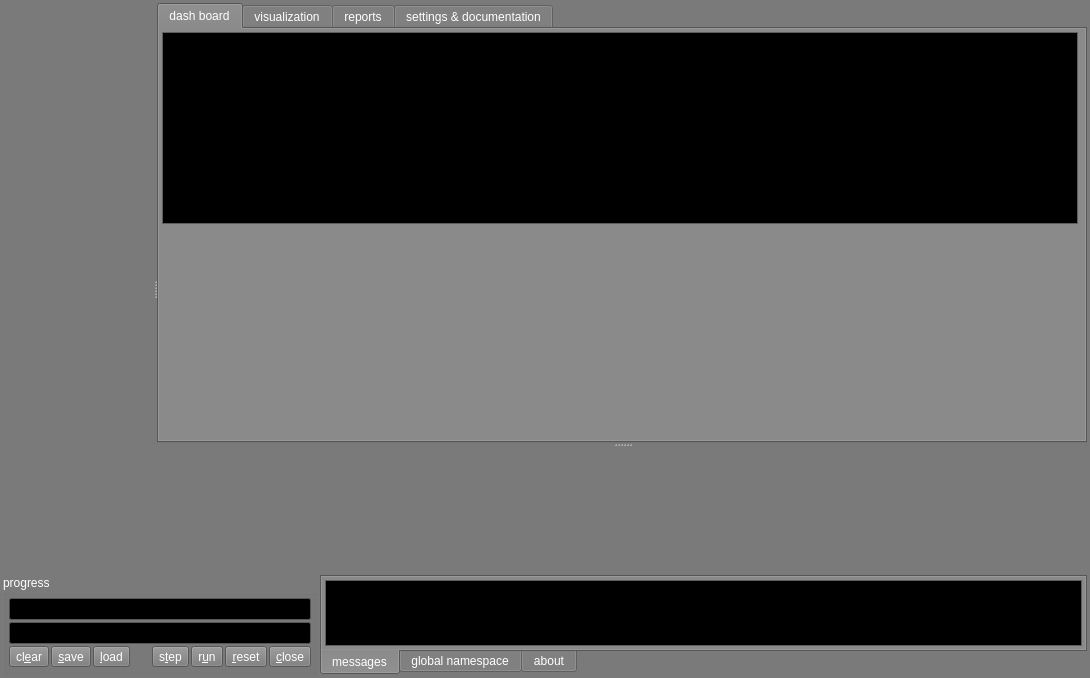
Old version of the form xvtkdlg.ui in the repository CDullin/xVTK.
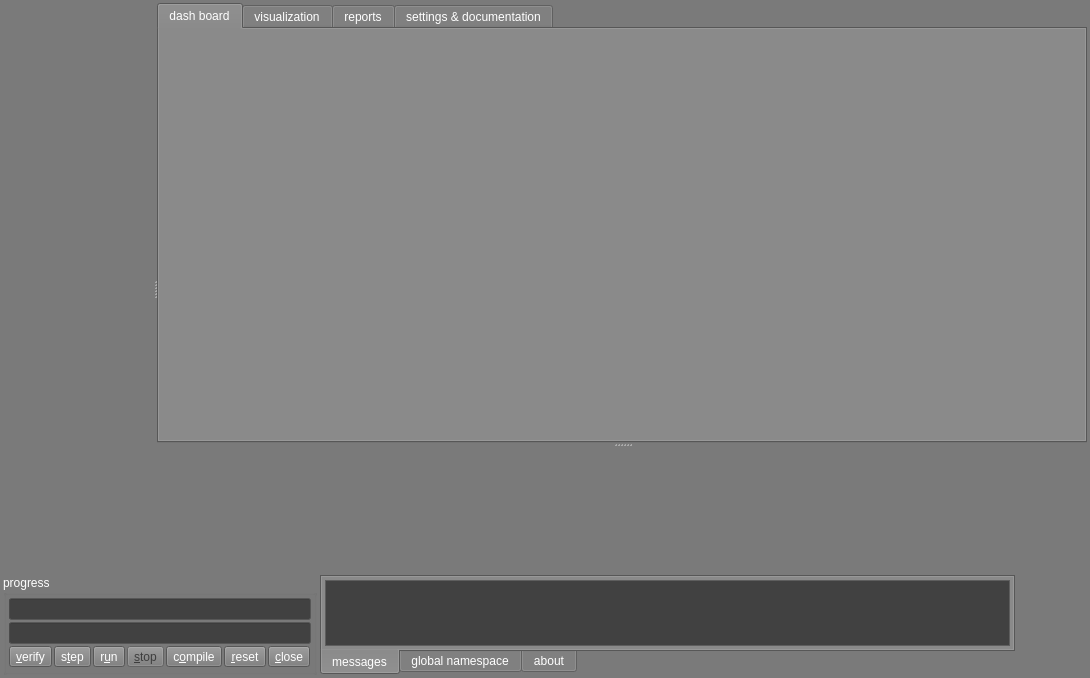
New version of the form. The open tabs and pages were chosen to show the change. Icons and pictures are not drawn. Custom widgets are drawn as their Qt base class.

```diff
--- a/xvtkdlg.ui
+++ b/xvtkdlg.ui
@@ -97,9 +97,9 @@
      <colorrole role="Base">
       <brush brushstyle="SolidPattern">
        <color alpha="255">
-        <red>0</red>
-        <green>0</green>
-        <blue>0</blue>
+        <red>65</red>
+        <green>65</green>
+        <blue>65</blue>
        </color>
       </brush>
      </colorrole>
@@ -252,9 +252,9 @@
      <colorrole role="Base">
       <brush brushstyle="SolidPattern">
        <color alpha="255">
-        <red>0</red>
-        <green>0</green>
-        <blue>0</blue>
+        <red>65</red>
+        <green>65</green>
+        <blue>65</blue>
        </color>
       </brush>
      </colorrole>
@@ -534,6 +534,12 @@
          <verstretch>0</verstretch>
         </sizepolicy>
        </property>
+       <property name="minimumSize">
+        <size>
+         <width>0</width>
+         <height>300</height>
+        </size>
+       </property>
        <property name="currentIndex">
         <number>0</number>
        </property>
@@ -541,25 +547,64 @@
         <attribute name="title">
          <string>dash board</string>
         </attribute>
-        <widget class="QGraphicsView" name="pDashBoardGV">
-         <property name="geometry">
-          <rect>
-           <x>3</x>
-           <y>3</y>
-           <width>916</width>
-           <height>192</height>
-          </rect>
+        <layout class="QVBoxLayout" name="verticalLayout_6">
+         <property name="spacing">
+          <number>3</number>
          </property>
-         <property name="dragMode">
-          <enum>QGraphicsView::ScrollHandDrag</enum>
+         <property name="sizeConstraint">
+          <enum>QLayout::SetDefaultConstraint</enum>
          </property>
-         <property name="resizeAnchor">
-          <enum>QGraphicsView::AnchorUnderMouse</enum>
+         <property name="leftMargin">
+          <number>3</number>
          </property>
-         <property name="viewportUpdateMode">
-          <enum>QGraphicsView::FullViewportUpdate</enum>
+         <property name="topMargin">
+          <number>3</number>
          </property>
-        </widget>
+         <property name="rightMargin">
+          <number>3</number>
+         </property>
+         <property name="bottomMargin">
+          <number>3</number>
+         </property>
+         <item>
+          <widget class="xVDashboardToolBar" name="pDashboardToolbar" native="true">
+           <property name="sizePolicy">
+            <sizepolicy hsizetype="MinimumExpanding" vsizetype="Fixed">
+             <horstretch>0</horstretch>
+             <verstretch>0</verstretch>
+            </sizepolicy>
+           </property>
+           <property name="minimumSize">
+            <size>
+             <width>0</width>
+             <height>25</height>
+            </size>
+           </property>
+           <property name="maximumSize">
+            <size>
+             <width>16777215</width>
+             <height>25</height>
+            </size>
+           </property>
+          </widget>
+         </item>
+         <item>
+          <widget class="QStackedWidget" name="pDashboardsStackWdgt">
+           <property name="sizePolicy">
+            <sizepolicy hsizetype="MinimumExpanding" vsizetype="MinimumExpanding">
+             <horstretch>0</horstretch>
+             <verstretch>0</verstretch>
+            </sizepolicy>
+           </property>
+           <property name="autoFillBackground">
+            <bool>false</bool>
+           </property>
+           <property name="currentIndex">
+            <number>-1</number>
+           </property>
+          </widget>
+         </item>
+        </layout>
        </widget>
        <widget class="QWidget" name="pMainVisTab">
         <attribute name="title">
@@ -704,37 +749,10 @@
             <item>
              <widget class="QToolButton" name="pClearTB">
               <property name="text">
-               <string>cl&amp;ear</string>
+               <string>&amp;verify</string>
               </property>
              </widget>
             </item>
-            <item>
-             <widget class="QToolButton" name="pSaveTB">
-              <property name="text">
-               <string>&amp;save</string>
-              </property>
-             </widget>
-            </item>
-            <item>
-             <widget class="QToolButton" name="pLoadTB">
-              <property name="text">
-               <string>&amp;load</string>
-              </property>
-             </widget>
-            </item>
-            <item>
-             <spacer name="horizontalSpacer">
-              <property name="orientation">
-               <enum>Qt::Horizontal</enum>
-              </property>
-              <property name="sizeHint" stdset="0">
-               <size>
-                <width>40</width>
-                <height>20</height>
-               </size>
-              </property>
-             </spacer>
-            </item>
             <item>
              <widget class="QToolButton" name="pStepTB">
               <property name="text">
@@ -749,6 +767,23 @@
               </property>
              </widget>
             </item>
+            <item>
+             <widget class="QToolButton" name="pStopTB">
+              <property name="enabled">
+               <bool>false</bool>
+              </property>
+              <property name="text">
+               <string>&amp;stop</string>
+              </property>
+             </widget>
+            </item>
+            <item>
+             <widget class="QToolButton" name="pCompileTB">
+              <property name="text">
+               <string>c&amp;ompile</string>
+              </property>
+             </widget>
+            </item>
             <item>
              <widget class="QToolButton" name="pResetTB">
               <property name="text">
@@ -1030,6 +1065,31 @@
        </widget>
       </widget>
      </item>
+     <item>
+      <widget class="xVClock" name="pClockWdgt">
+       <property name="sizePolicy">
+        <sizepolicy hsizetype="Fixed" vsizetype="Fixed">
+         <horstretch>0</horstretch>
+         <verstretch>0</verstretch>
+        </sizepolicy>
+       </property>
+       <property name="minimumSize">
+        <size>
+         <width>69</width>
+         <height>80</height>
+        </size>
+       </property>
+       <property name="maximumSize">
+        <size>
+         <width>69</width>
+         <height>80</height>
+        </size>
+       </property>
+       <property name="text">
+        <string/>
+       </property>
+      </widget>
+     </item>
     </layout>
    </item>
   </layout>
@@ -1063,6 +1123,28 @@
    <header location="global">xvsidepanelwdgt.h</header>
    <container>1</container>
   </customwidget>
+  <customwidget>
+   <class>xVDashboardToolBar</class>
+   <extends>QWidget</extends>
+   <header>xVDashboardToolBar.h</header>
+   <container>1</container>
+  </customwidget>
+  <customwidget>
+   <class>xVHelpBrowser</class>
+   <extends>QTextBrowser</extends>
+   <header>xVHelpBrowser.h</header>
+  </customwidget>
+  <customwidget>
+   <class>xVReportWdgt</class>
+   <extends>QWidget</extends>
+   <header>xVReportWdgt.h</header>
+   <container>1</container>
+  </customwidget>
+  <customwidget>
+   <class>xVClock</class>
+   <extends>QLabel</extends>
+   <header>xVClock.h</header>
+  </customwidget>
  </customwidgets>
  <resources>
   <include location="xVTK_resources.qrc"/>
```
Left out of the diff: 40 changed lines with no effect on the pictures.
